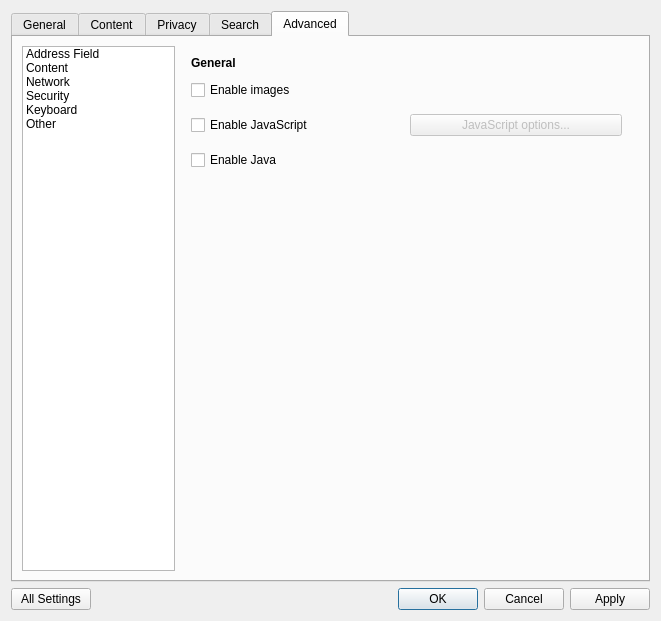
OtterBrowser/otter-browser, file src/ui/PreferencesDialog.ui: the form before one commit.
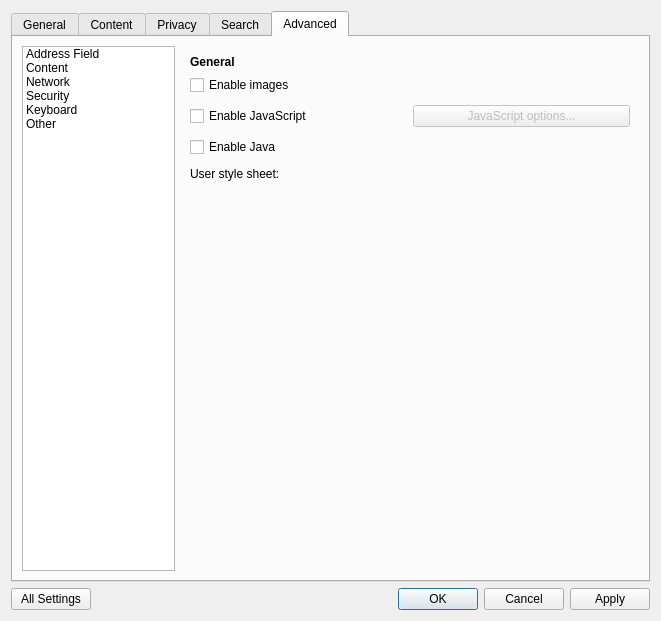
The form after the commit. The open tabs and pages were chosen to show the change. Custom widgets are drawn as their Qt base class.

Commit message: Allow to set user style sheet

Patch:
```diff
--- a/src/ui/PreferencesDialog.ui
+++ b/src/ui/PreferencesDialog.ui
@@ -1399,15 +1399,9 @@
           </layout>
          </widget>
          <widget class="QWidget" name="contentPage">
+          <layout class="QVBoxLayout" name="advancedContentLayout">
+           <item>
           <widget class="QLabel" name="contentGeneralHeader">
-           <property name="geometry">
-            <rect>
-             <x>10</x>
-             <y>10</y>
-             <width>442</width>
-             <height>13</height>
-            </rect>
-           </property>
            <property name="font">
             <font>
              <weight>75</weight>
@@ -1418,15 +1412,8 @@
             <string>General</string>
            </property>
           </widget>
-          <widget class="QWidget" name="verticalLayoutWidget">
-           <property name="geometry">
-            <rect>
-             <x>10</x>
-             <y>30</y>
-             <width>431</width>
-             <height>101</height>
-            </rect>
-           </property>
+           </item>
+           <item>
            <layout class="QVBoxLayout" name="contentVerticalLayout">
             <property name="spacing">
              <number>10</number>
@@ -1469,8 +1456,36 @@
               </property>
              </widget>
             </item>
-           </layout>
-          </widget>
+             <item>
+              <layout class="QHBoxLayout" name="userStyleSheetLayout">
+               <item>
+                <widget class="QLabel" name="userStyleSheetWidget">
+                 <property name="text">
+                  <string>User style sheet:</string>
+                 </property>
+                </widget>
+               </item>
+               <item>
+                <widget class="Otter::FilePathWidget" name="userStyleSheetFilePathWidget" native="true"/>
+               </item>
+              </layout>
+             </item>
+             <item>
+              <spacer name="advancedContentSpacer">
+               <property name="orientation">
+                <enum>Qt::Vertical</enum>
+               </property>
+               <property name="sizeHint" stdset="0">
+                <size>
+                 <width>20</width>
+                 <height>40</height>
+                </size>
+               </property>
+              </spacer>
+             </item>
+            </layout>
+           </item>
+          </layout>
          </widget>
          <widget class="QWidget" name="networkPage">
           <layout class="QVBoxLayout" name="networkPageLayout" stretch="0,0,0,0,0,0,0,1">
```
Lines whose indentation alone changed are shown as unchanged. The commit also changes 8 other files.
